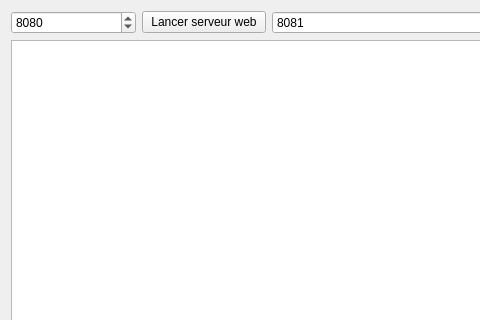
This is servwebFin/widget.ui in lgerard1/Ciel2_CPP as Qt 5 draws it before an edit; both pictures show x 0 to 480 and y 0 to 320 of the 800 by 600 pixel window. The edited form follows.
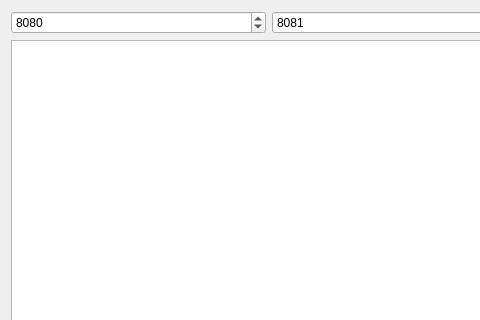
This is the edited form.

What changed in the file:
```diff
--- a/servwebFin/widget.ui
+++ b/servwebFin/widget.ui
@@ -31,13 +31,6 @@
          </property>
         </widget>
        </item>
-       <item>
-        <widget class="QPushButton" name="pushButtonLaunchWeb">
-         <property name="text">
-          <string>Lancer serveur web</string>
-         </property>
-        </widget>
-       </item>
       </layout>
      </item>
      <item>
```
